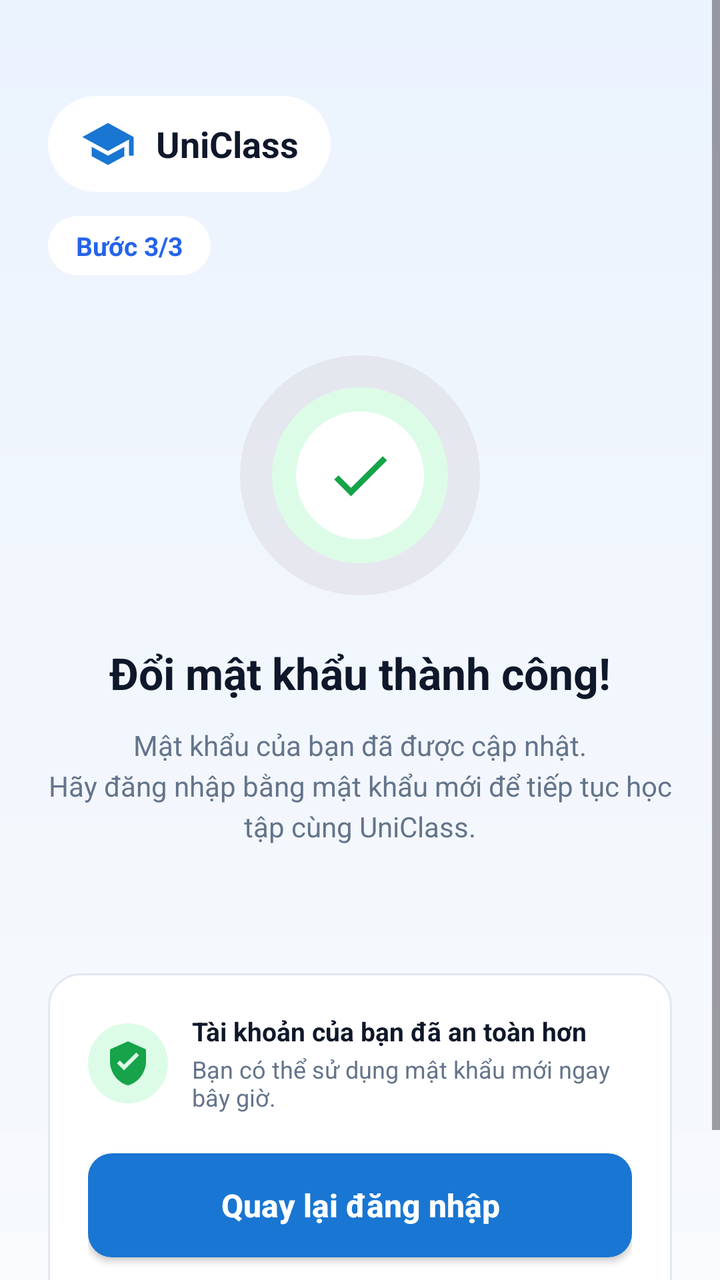
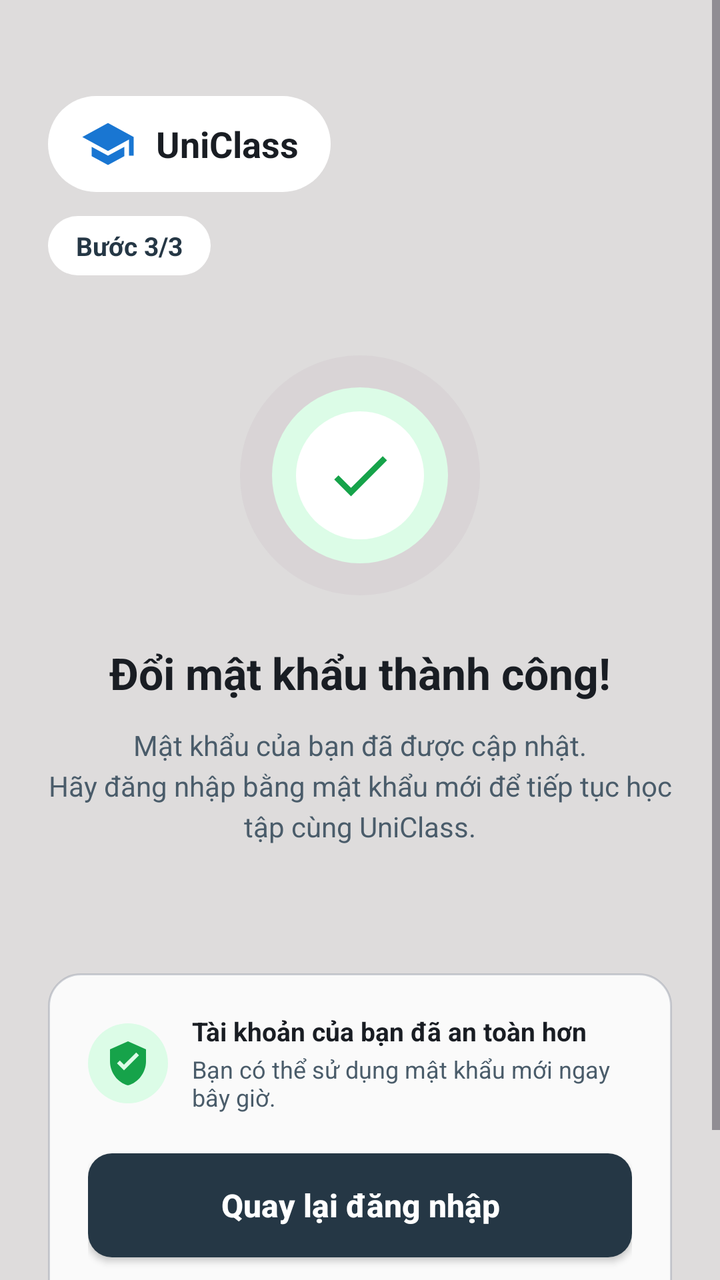

Before-and-after screenshots of an Android layout around one commit, followed by the original layout XML and the change that was made.
<!-- AndroidManifest.xml: application theme Theme.UniClassApp -->
<!-- res/layout/activity_password_changed_success.xml -->
<?xml version="1.0" encoding="utf-8"?>
<ScrollView xmlns:android="http://schemas.android.com/apk/res/android"
    xmlns:app="http://schemas.android.com/apk/res-auto"
    xmlns:tools="http://schemas.android.com/tools"
    android:layout_width="match_parent"
    android:layout_height="match_parent"
    android:background="@drawable/bg_forgot_pass_gradient"
    android:fillViewport="true"
    tools:context=".MainActivity">

    <LinearLayout
        android:layout_width="match_parent"
        android:layout_height="wrap_content"
        android:orientation="vertical"
        android:padding="24dp">

        
        <LinearLayout
            android:layout_width="wrap_content"
            android:layout_height="wrap_content"
            android:layout_marginTop="24dp"
            android:orientation="vertical">

            
            <LinearLayout
                android:layout_width="wrap_content"
                android:layout_height="wrap_content"
                android:background="@drawable/bg_pill_white"
                android:gravity="center_vertical"
                android:orientation="horizontal"
                android:paddingHorizontal="16dp"
                android:paddingVertical="10dp">

                <ImageView
                    android:layout_width="28dp"
                    android:layout_height="28dp"
                    android:src="@drawable/ic_graduation_cap"
                    android:contentDescription="@string/edu_lens_title" />

                <TextView
                    android:layout_width="wrap_content"
                    android:layout_height="wrap_content"
                    android:layout_marginStart="10dp"
                    android:text="@string/edu_lens_title"
                    android:textColor="#0F172A"
                    android:textSize="18sp"
                    android:textStyle="bold" />
            </LinearLayout>

            
            <TextView
                android:layout_width="wrap_content"
                android:layout_height="wrap_content"
                android:layout_marginTop="12dp"
                android:background="@drawable/bg_step_badge"
                android:paddingHorizontal="14dp"
                android:paddingVertical="6dp"
                android:text="@string/step_3_3"
                android:textColor="#2563EB"
                android:textSize="13sp"
                android:textStyle="bold" />

        </LinearLayout>

        
        <FrameLayout
            android:layout_width="120dp"
            android:layout_height="120dp"
            android:layout_gravity="center_horizontal"
            android:layout_marginTop="40dp"
            android:background="@drawable/bg_circle_aura"
            android:padding="16dp">

            <FrameLayout
                android:layout_width="match_parent"
                android:layout_height="match_parent"
                android:background="@drawable/bg_circle_green_light"
                android:padding="12dp">

                <FrameLayout
                    android:layout_width="match_parent"
                    android:layout_height="match_parent"
                    android:background="@drawable/bg_circle_white"
                    android:padding="14dp">

                    <ImageView
                        android:layout_width="match_parent"
                        android:layout_height="match_parent"
                        android:src="@drawable/ic_check"
                        android:contentDescription="@string/desc_success_check" />
                </FrameLayout>

            </FrameLayout>

        </FrameLayout>

        
        <TextView
            android:layout_width="wrap_content"
            android:layout_height="wrap_content"
            android:layout_gravity="center_horizontal"
            android:layout_marginTop="24dp"
            android:text="@string/password_changed_success_title"
            android:textColor="#0F172A"
            android:textSize="22sp"
            android:textStyle="bold" />

        <TextView
            android:layout_width="wrap_content"
            android:layout_height="wrap_content"
            android:layout_gravity="center_horizontal"
            android:layout_marginTop="12dp"
            android:gravity="center"
            android:lineSpacingExtra="4dp"
            android:text="@string/password_changed_success_desc"
            android:textColor="#64748B"
            android:textSize="14sp" />

        <View
            android:layout_width="match_parent"
            android:layout_height="0dp"
            android:layout_weight="1"
            android:minHeight="32dp" />

        
        <LinearLayout
            android:layout_width="match_parent"
            android:layout_height="wrap_content"
            android:layout_marginTop="32dp"
            android:layout_marginBottom="24dp"
            android:background="@drawable/bg_success_card"
            android:orientation="vertical"
            android:padding="20dp">

            
            <LinearLayout
                android:layout_width="match_parent"
                android:layout_height="wrap_content"
                android:gravity="center_vertical"
                android:orientation="horizontal">

                <FrameLayout
                    android:layout_width="40dp"
                    android:layout_height="40dp"
                    android:background="@drawable/bg_circle_green_light"
                    android:padding="8dp">

                    <ImageView
                        android:layout_width="match_parent"
                        android:layout_height="match_parent"
                        android:src="@drawable/ic_shield_check_green"
                        android:contentDescription="@string/desc_shield_icon" />
                </FrameLayout>

                <LinearLayout
                    android:layout_width="match_parent"
                    android:layout_height="wrap_content"
                    android:layout_marginStart="12dp"
                    android:orientation="vertical">

                    <TextView
                        android:layout_width="wrap_content"
                        android:layout_height="wrap_content"
                        android:text="@string/account_safer_title"
                        android:textColor="#0F172A"
                        android:textSize="13sp"
                        android:textStyle="bold" />

                    <TextView
                        android:layout_width="wrap_content"
                        android:layout_height="wrap_content"
                        android:layout_marginTop="2dp"
                        android:text="@string/account_safer_subtitle"
                        android:textColor="#64748B"
                        android:textSize="12sp" />
                </LinearLayout>

            </LinearLayout>

            
            <Button
                android:id="@+id/btn_back_to_login"
                android:layout_width="match_parent"
                android:layout_height="52dp"
                android:layout_marginTop="20dp"
                android:background="@drawable/bg_button_primary"
                android:text="@string/back_to_login_button"
                android:textAllCaps="false"
                android:textColor="@color/white"
                android:textSize="16sp"
                android:textStyle="bold"
                app:backgroundTint="@null" />

            
            <TextView
                android:layout_width="wrap_content"
                android:layout_height="wrap_content"
                android:layout_gravity="center_horizontal"
                android:layout_marginTop="12dp"
                android:text="@string/recovery_complete_note"
                android:textColor="#94A3B8"
                android:textSize="12sp" />

        </LinearLayout>

    </LinearLayout>
</ScrollView>
<!-- resources referenced by this layout -->
<resources>
  <color name="white">#FFFFFFFF</color>
  <!-- drawable bg_button_primary (drawable) -->
  <?xml version="1.0" encoding="utf-8"?>
  <shape xmlns:android="http://schemas.android.com/apk/res/android"
      android:shape="rectangle">
      <solid android:color="#1976D2"/>
      <corners android:radius="12dp"/>
  </shape>
  <!-- drawable bg_circle_aura (drawable) -->
  <?xml version="1.0" encoding="utf-8"?>
  <shape xmlns:android="http://schemas.android.com/apk/res/android"
      android:shape="oval">
      <solid android:color="@color/color_primary_container" />
  </shape>
  <!-- drawable bg_circle_green_light (drawable) -->
  <?xml version="1.0" encoding="utf-8"?>
  <shape xmlns:android="http://schemas.android.com/apk/res/android"
      android:shape="oval">
      <solid android:color="@color/color_success_container" />
  </shape>
  <!-- drawable bg_circle_white (drawable) -->
  <?xml version="1.0" encoding="utf-8"?>
  <shape xmlns:android="http://schemas.android.com/apk/res/android"
      android:shape="oval">
      <solid android:color="@android:color/white"/>
  </shape>
  <!-- drawable bg_forgot_pass_gradient (drawable) -->
  <?xml version="1.0" encoding="utf-8"?>
  <shape xmlns:android="http://schemas.android.com/apk/res/android"
      android:shape="rectangle">
      <gradient
          android:angle="270"
          android:startColor="#EBF3FE"
          android:endColor="#F8FAFC"
          android:type="linear" />
  </shape>
  <!-- drawable bg_pill_white (drawable) -->
  <?xml version="1.0" encoding="utf-8"?>
  <shape xmlns:android="http://schemas.android.com/apk/res/android"
      android:shape="rectangle">
      <solid android:color="@android:color/white"/>
      <corners android:radius="30dp"/>
  </shape>
  <!-- drawable bg_step_badge (drawable) -->
  <?xml version="1.0" encoding="utf-8"?>
  <shape xmlns:android="http://schemas.android.com/apk/res/android"
      android:shape="rectangle">
      <solid android:color="@android:color/white"/>
      <corners android:radius="20dp"/>
  </shape>
  <!-- drawable bg_success_card (drawable) -->
  <?xml version="1.0" encoding="utf-8"?>
  <shape xmlns:android="http://schemas.android.com/apk/res/android"
      android:shape="rectangle">
      <solid android:color="@android:color/white"/>
      <stroke android:width="1dp" android:color="#E2E8F0"/>
      <corners android:radius="16dp"/>
  </shape>
  <!-- drawable ic_check (drawable) -->
  <vector xmlns:android="http://schemas.android.com/apk/res/android"
      android:width="32dp"
      android:height="32dp"
      android:viewportWidth="24"
      android:viewportHeight="24">
    <path
        android:fillColor="#16A34A"
        android:pathData="M9,16.17L4.83,12l-1.42,1.41L9,19 21,7l-1.41,-1.41z"/>
  </vector>
  <string name="account_safer_subtitle">Bạn có thể sử dụng mật khẩu mới ngay bây giờ.</string>
  <string name="account_safer_title">Tài khoản của bạn đã an toàn hơn</string>
  <string name="back_to_login_button">Quay lại đăng nhập</string>
  <string name="desc_shield_icon">Biểu tượng an toàn mật khẩu</string>
  <string name="desc_success_check">Biểu tượng thành công</string>
  <string name="edu_lens_title">UniClass</string>
  <string name="password_changed_success_desc">Mật khẩu của bạn đã được cập nhật.\nHãy đăng nhập bằng mật khẩu mới để tiếp tục học tập cùng UniClass.</string>
  <string name="password_changed_success_title">Đổi mật khẩu thành công!</string>
  <string name="recovery_complete_note">Bạn đã hoàn tất quá trình khôi phục tài khoản.</string>
  <string name="step_3_3">Bước 3/3</string>
  <style name="Theme.UniClassApp" parent="Base.Theme.UniClassApp" />
  <color name="color_primary_container">#40C5BAC4</color>
  <color name="color_success_container">#DCFCE7</color>
  <color name="p2_teal">#57707A</color>
  <color name="p2_lavender">#C5BAC4</color>
  <color name="uc_bg_canvas">#DEDCDC</color>
  <color name="color_error">#DC2626</color>
  <!-- unchanged entries left out for length: 3 -->
</resources>

<!-- the commit's change to res/layout/activity_password_changed_success.xml (unified diff, before → after) -->
@@ -4,7 +4,7 @@
     xmlns:tools="http://schemas.android.com/tools"
     android:layout_width="match_parent"
     android:layout_height="match_parent"
-    android:background="@drawable/bg_forgot_pass_gradient"
+    android:background="@color/uc_bg_canvas"
     android:fillViewport="true"
     tools:context=".MainActivity">
 
@@ -42,7 +42,7 @@
                     android:layout_height="wrap_content"
                     android:layout_marginStart="10dp"
                     android:text="@string/edu_lens_title"
-                    android:textColor="#0F172A"
+                    android:textColor="@color/uc_text_primary"
                     android:textSize="18sp"
                     android:textStyle="bold" />
             </LinearLayout>
@@ -56,7 +56,7 @@
                 android:paddingHorizontal="14dp"
                 android:paddingVertical="6dp"
                 android:text="@string/step_3_3"
-                android:textColor="#2563EB"
+                android:textColor="@color/color_primary"
                 android:textSize="13sp"
                 android:textStyle="bold" />
 
@@ -101,7 +101,7 @@
             android:layout_gravity="center_horizontal"
             android:layout_marginTop="24dp"
             android:text="@string/password_changed_success_title"
-            android:textColor="#0F172A"
+            android:textColor="@color/uc_text_primary"
             android:textSize="22sp"
             android:textStyle="bold" />
 
@@ -113,7 +113,7 @@
             android:gravity="center"
             android:lineSpacingExtra="4dp"
             android:text="@string/password_changed_success_desc"
-            android:textColor="#64748B"
+            android:textColor="@color/uc_text_secondary"
             android:textSize="14sp" />
 
         <View
@@ -162,7 +162,7 @@
                         android:layout_width="wrap_content"
                         android:layout_height="wrap_content"
                         android:text="@string/account_safer_title"
-                        android:textColor="#0F172A"
+                        android:textColor="@color/uc_text_primary"
                         android:textSize="13sp"
                         android:textStyle="bold" />
 
@@ -171,7 +171,7 @@
                         android:layout_height="wrap_content"
                         android:layout_marginTop="2dp"
                         android:text="@string/account_safer_subtitle"
-                        android:textColor="#64748B"
+                        android:textColor="@color/uc_text_secondary"
                         android:textSize="12sp" />
                 </LinearLayout>
 
@@ -186,10 +186,10 @@
                 android:background="@drawable/bg_button_primary"
                 android:text="@string/back_to_login_button"
                 android:textAllCaps="false"
-                android:textColor="@color/white"
+                android:textColor="@color/uc_btn_primary_text"
                 android:textSize="16sp"
                 android:textStyle="bold"
-                app:backgroundTint="@null" />
+                app:backgroundTint="@color/uc_btn_primary_bg" />
 
             
             <TextView
@@ -198,7 +198,7 @@
                 android:layout_gravity="center_horizontal"
                 android:layout_marginTop="12dp"
                 android:text="@string/recovery_complete_note"
-                android:textColor="#94A3B8"
+                android:textColor="@color/uc_text_secondary"
                 android:textSize="12sp" />
 
         </LinearLayout>
<!-- resource entries referenced after the edit -->
@@ -1,6 +1,6 @@
 <!-- resources referenced by this layout -->
 <resources>
-  <color name="white">#FFFFFFFF</color>
+  <color name="color_primary">#253745</color>
   <!-- drawable bg_button_primary (drawable) -->
   <?xml version="1.0" encoding="utf-8"?>
   <shape xmlns:android="http://schemas.android.com/apk/res/android"
@@ -26,16 +26,6 @@
       android:shape="oval">
       <solid android:color="@android:color/white"/>
   </shape>
-  <!-- drawable bg_forgot_pass_gradient (drawable) -->
-  <?xml version="1.0" encoding="utf-8"?>
-  <shape xmlns:android="http://schemas.android.com/apk/res/android"
-      android:shape="rectangle">
-      <gradient
-          android:angle="270"
-          android:startColor="#EBF3FE"
-          android:endColor="#F8FAFC"
-          android:type="linear" />
-  </shape>
   <!-- drawable bg_pill_white (drawable) -->
   <?xml version="1.0" encoding="utf-8"?>
   <shape xmlns:android="http://schemas.android.com/apk/res/android"
@@ -54,8 +44,8 @@
   <?xml version="1.0" encoding="utf-8"?>
   <shape xmlns:android="http://schemas.android.com/apk/res/android"
       android:shape="rectangle">
-      <solid android:color="@android:color/white"/>
-      <stroke android:width="1dp" android:color="#E2E8F0"/>
+      <solid android:color="@color/uc_surface_card"/>
+      <stroke android:width="1dp" android:color="@color/uc_border_card"/>
       <corners android:radius="16dp"/>
   </shape>
   <!-- drawable ic_check (drawable) -->
@@ -81,9 +71,15 @@
   <style name="Theme.UniClassApp" parent="Base.Theme.UniClassApp" />
   <color name="color_primary_container">#40C5BAC4</color>
   <color name="color_success_container">#DCFCE7</color>
+  <color name="uc_surface_card">#D9FFFFFF</color>
+  <color name="uc_border_card">#73989DAA</color>
   <color name="p2_teal">#57707A</color>
   <color name="p2_lavender">#C5BAC4</color>
   <color name="uc_bg_canvas">#DEDCDC</color>
+  <color name="uc_btn_primary_bg">#253745</color>
+  <color name="uc_btn_primary_text">#FFFFFF</color>
+  <color name="uc_text_primary">#191D23</color>
+  <color name="uc_text_secondary">#4A5C6A</color>
   <color name="color_error">#DC2626</color>
   <!-- unchanged entries left out for length: 3 -->
 </resources>
